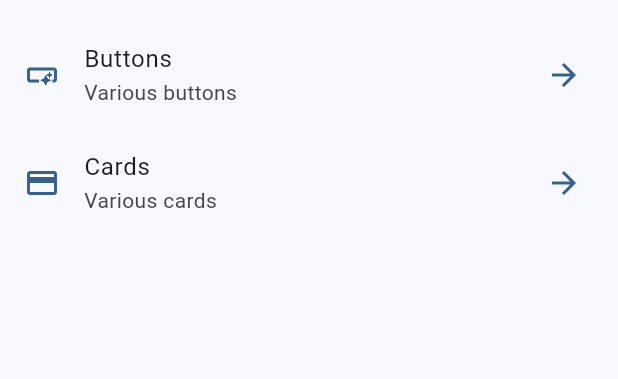
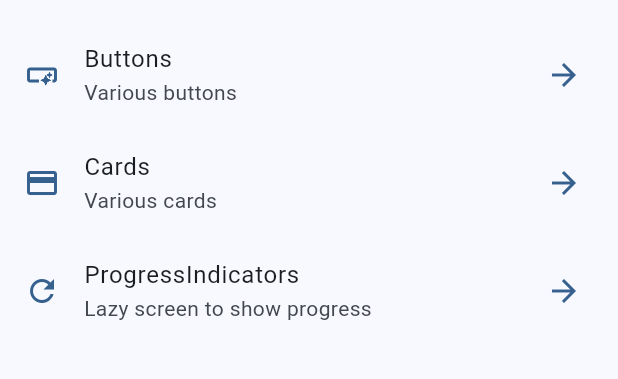
Before and after one commit to ProgramadorIV/Simple-flutter-app, a Flutter app: the screen it shows after launch, on a phone screen of 412 x 824 dp, the part 63-442 px from its top. Run offline on Flutter 3.47's test engine with Material 2 defaults, Android fonts, the phone set to English and light mode, and no system bars; our stand-ins replace go_router.

Commit message:
Just some progress indicators

```diff
--- a/lib/config/menu/menu_item.dart
+++ b/lib/config/menu/menu_item.dart
@@ -27,4 +27,10 @@ const appMenuItems = <MenuItem>[
     link: '/cards',
     icon: Icons.credit_card,
   ),
+  MenuItem(
+    title: 'ProgressIndicators',
+    subTitle: 'Lazy screen to show progress',
+    link: '/progress',
+    icon: Icons.refresh_outlined,
+  ),
 ];
--- a/lib/config/routing/app_router.dart
+++ b/lib/config/routing/app_router.dart
@@ -18,6 +18,11 @@ final appRouter = GoRouter(
       path: '/buttons',
       name: ButtonsScreen.name,
       builder: (context, state) => const ButtonsScreen(),
-    )
+    ),
+    GoRoute(
+      path: '/progress',
+      name: ProgressScreen.name,
+      builder: (context, state) => const ProgressScreen(),
+    ),
   ],
 );
```
Also changed, not shown: lib/presentation/screens/progress/progress_screen.dart (+76 -1 lines).
